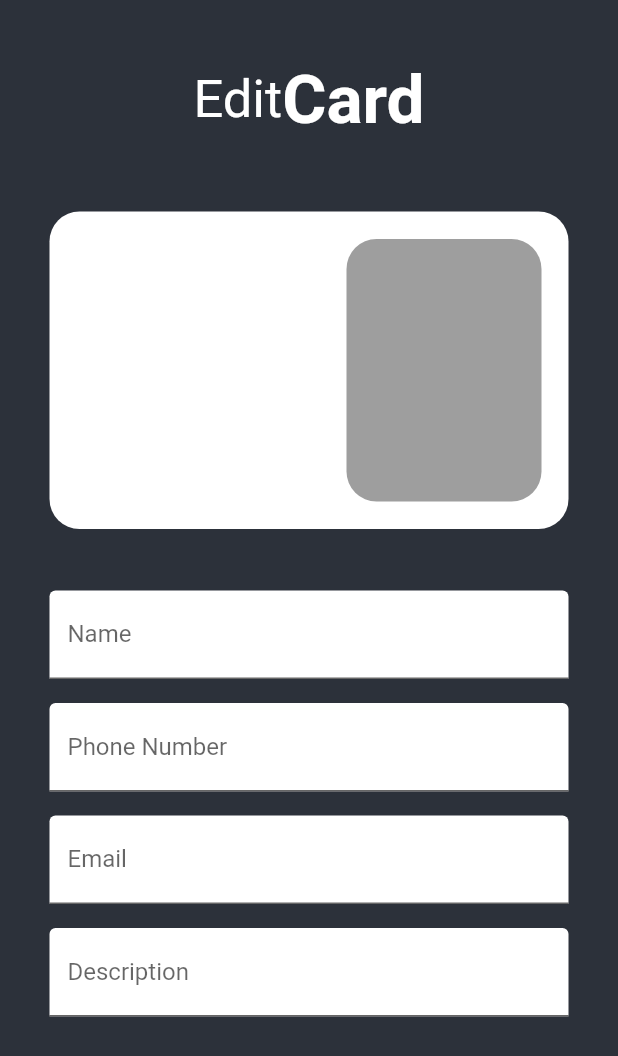
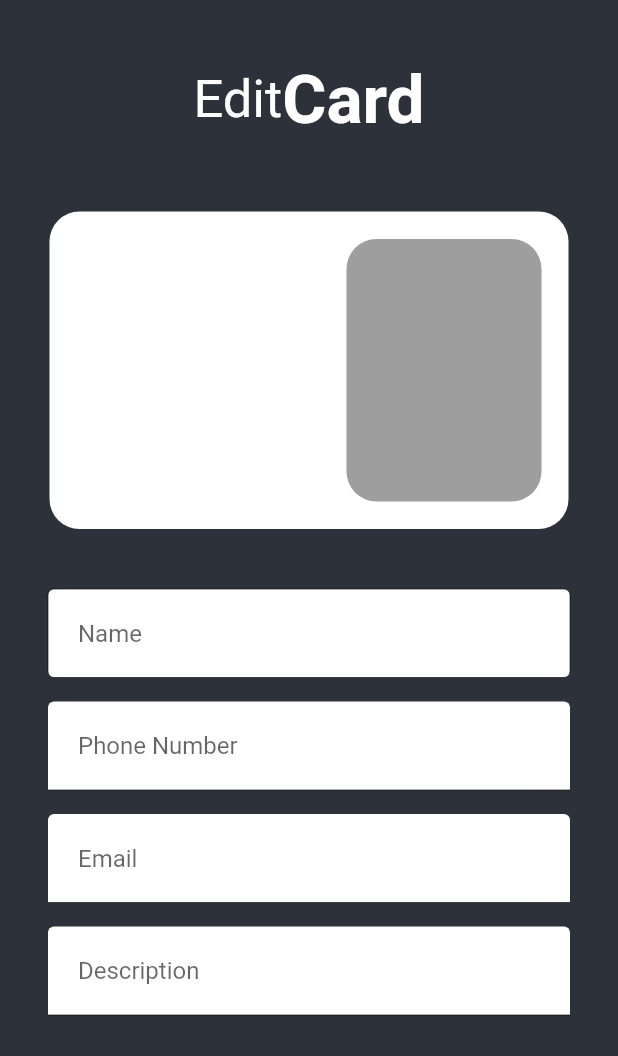
Before and after one commit to FroggoLight/WeCard-CI103-Course-Project, a Flutter app: the screen it shows after launch, swiped to page 3, on a phone screen of 412 x 824 dp. Shown: the top 1056 px of the screen. Run offline on Flutter 3.47's test engine with Material 2 defaults, Android fonts, the phone set to English and light mode, and no system bars.

Commit message:
redesigned card layout and editcard page

```diff
--- a/carde/lib/Pages/editPage.dart
+++ b/carde/lib/Pages/editPage.dart
@@ -1,3 +1,5 @@
+// ignore_for_file: prefer_const_constructors
+
 import 'package:carde/Elements/BlankCard.dart';
 import 'package:carde/Elements/PlaceHolderCard.dart';
 import 'package:flutter/material.dart';
@@ -6,15 +8,11 @@ import 'package:flutter/src/widgets/placeholder.dart';
 import 'dart:math' as math;
 import '../Elements/AddButton.dart';
 
-import 'dart:async';
-import 'dart:io';
-
 void main() {}
 
 class editPage extends StatefulWidget {
-  editPage({super.key});
-  //attempted to add a card object as part of
-  //the parameters for editPage, does not work
+  const editPage({super.key});
+
   @override
   State<editPage> createState() => _editPageState();
 }
@@ -25,21 +23,10 @@ class _editPageState extends State<editPage> {
   String userEmail = "";
   String userBio = "";
   var userCard;
-  // final file = File("data.txt");    Attempted to use files for saving user data
-
   _editPageState() {
-    //final contents = file.readAsLines();      <--- these two are also associated with
-    //file.writeAsString("contents");                file reading
     BlankCard createCard = BlankCard(
         name: userName, number: userNumber, email: userEmail, bio: userBio);
-    userCard = createCard;
-
-    //reassigns user data by using data from an object (supposedly to be the saved data) as part of the initialization
-
-    userName = userCard.getName();
-    userNumber = userCard.getNumber();
-    userEmail = userCard.getEmail();
-    userBio = userCard.getBio();
+    this.userCard = createCard;
   }
 
   @override
@@ -83,20 +70,23 @@ class _editPageState extends State<editPage> {
 
           // Text Fields
           Padding(
-            padding: const EdgeInsets.all(25.0),
+            padding: const EdgeInsets.all(24.0),
             child: Column(
               children: [
                 Padding(
                   padding: const EdgeInsets.all(8.0),
                   child: TextFormField(
                       decoration: InputDecoration(
-                          labelText: "Name",
+                          border: OutlineInputBorder(),
+                          contentPadding: EdgeInsets.all(20),
+                          isCollapsed: true,
+                          isDense: true,
+                          hintText: "Name",
                           filled: true,
                           fillColor: Colors.white),
                       onChanged: (value) {
                         setState(() {
                           userCard.editName(value);
-
                           userCard.build(context);
                         });
                       }),
@@ -105,7 +95,10 @@ class _editPageState extends State<editPage> {
                   padding: const EdgeInsets.all(8.0),
                   child: TextFormField(
                       decoration: InputDecoration(
-                          labelText: "Phone Number",
+                          contentPadding: EdgeInsets.all(20),
+                          isCollapsed: true,
+                          isDense: true,
+                          hintText: "Phone Number",
                           filled: true,
                           fillColor: Colors.white),
                       onChanged: (value) {
@@ -119,7 +112,10 @@ class _editPageState extends State<editPage> {
                   padding: const EdgeInsets.all(8.0),
                   child: TextFormField(
                       decoration: InputDecoration(
-                          labelText: "Email",
+                          contentPadding: EdgeInsets.all(20),
+                          isCollapsed: true,
+                          isDense: true,
+                          hintText: "Email",
                           filled: true,
                           fillColor: Colors.white),
                       onChanged: (value) {
@@ -133,7 +129,10 @@ class _editPageState extends State<editPage> {
                   padding: const EdgeInsets.all(8.0),
                   child: TextFormField(
                       decoration: InputDecoration(
-                          labelText: "Description",
+                          contentPadding: EdgeInsets.all(20),
+                          isCollapsed: true,
+                          isDense: true,
+                          hintText: "Description",
                           filled: true,
                           fillColor: Colors.white),
                       onChanged: (value) {
```
Also changed, not shown: carde/lib/Elements/PlaceHolderCard.dart (+20 -12 lines).
